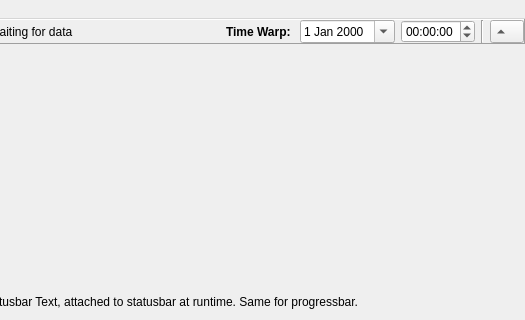
This is branches/jonas_stable/QuteScoop/gui/MainWindow.ui in qutescoop/qutescoop as Qt 5 draws it before an edit; both pictures show x 289 to 814 and y 0 to 320 of the 814 by 648 pixel window. The edited form follows.
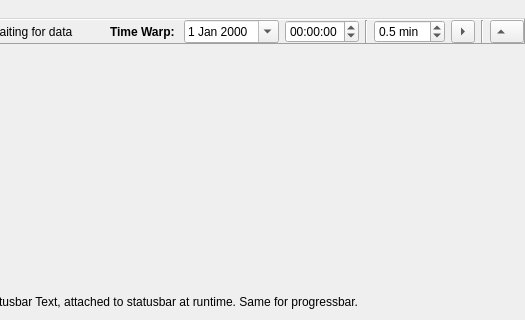
This is the edited form. Icons and pictures are not drawn.

Commit message:
added: * Use "Online Until xxxxZ" information in  controller ATIS in Time Warp mode * warn on outdated data * write all downloaded data to /downloaded (to be implemented in Time Warp for past times later)
changed:
* minor

Patch:
```diff
--- a/branches/jonas_stable/QuteScoop/gui/MainWindow.ui
+++ b/branches/jonas_stable/QuteScoop/gui/MainWindow.ui
@@ -108,6 +108,69 @@
          </property>
         </widget>
        </item>
+       <item>
+        <widget class="Line" name="line_2">
+         <property name="orientation">
+          <enum>Qt::Vertical</enum>
+         </property>
+        </widget>
+       </item>
+       <item>
+        <widget class="QDoubleSpinBox" name="dsRunPredictStep">
+         <property name="sizePolicy">
+          <sizepolicy hsizetype="Maximum" vsizetype="Fixed">
+           <horstretch>0</horstretch>
+           <verstretch>0</verstretch>
+          </sizepolicy>
+         </property>
+         <property name="toolTip">
+          <string>Select '0' for realtime.</string>
+         </property>
+         <property name="specialValueText">
+          <string>realtime</string>
+         </property>
+         <property name="accelerated">
+          <bool>true</bool>
+         </property>
+         <property name="prefix">
+          <string/>
+         </property>
+         <property name="suffix">
+          <string> min</string>
+         </property>
+         <property name="decimals">
+          <number>1</number>
+         </property>
+         <property name="minimum">
+          <double>0.000000000000000</double>
+         </property>
+         <property name="singleStep">
+          <double>0.500000000000000</double>
+         </property>
+         <property name="value">
+          <double>0.500000000000000</double>
+         </property>
+        </widget>
+       </item>
+       <item>
+        <widget class="QToolButton" name="tbRunPredict">
+         <property name="toolTip">
+          <string>Makes time run from present time. Select 0 for real time simulation.</string>
+         </property>
+         <property name="text">
+          <string>run</string>
+         </property>
+         <property name="checkable">
+          <bool>true</bool>
+         </property>
+         <property name="popupMode">
+          <enum>QToolButton::InstantPopup</enum>
+         </property>
+         <property name="arrowType">
+          <enum>Qt::RightArrow</enum>
+         </property>
+        </widget>
+       </item>
        <item>
         <widget class="Line" name="line">
          <property name="orientation">
```
Left out of the diff: 3 changed lines with no effect on the pictures. The commit also changes 17 other files.
